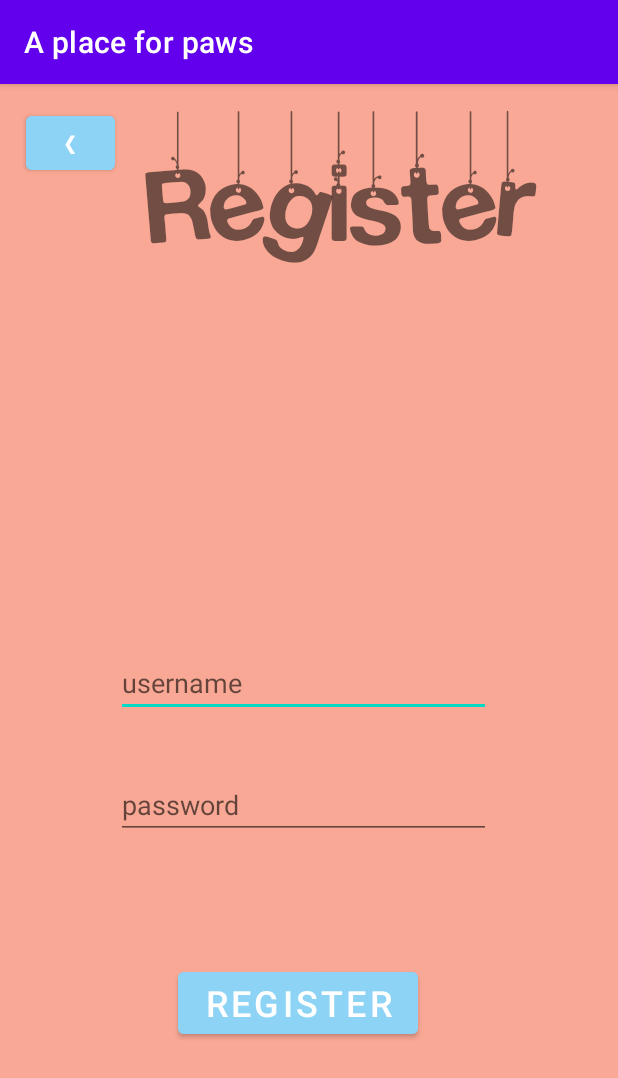
After one commit to soniadeca28/APlaceForPaws, an Android app: the RegisterActivity screen opened directly, with no data from a screen before it, on a phone screen of 412 x 824 dp. The commit adds this screen. Shown: the top 1078 px of the screen. Run offline under Robolectric (Android 15) with nearby library versions, the phone set to English and light mode, and no system bars.

Commit message:
Register form

```diff
--- a/app/src/main/AndroidManifest.xml
+++ b/app/src/main/AndroidManifest.xml
@@ -3,13 +3,16 @@
     package="com.example.aplaceforpaws">
 
     <application
+        android:allowBackup="true"
         android:fullBackupContent="true"
-        android:allowBackup="true"
         android:icon="@mipmap/ic_launcher"
         android:label="@string/app_name"
         android:roundIcon="@mipmap/ic_launcher_round"
         android:supportsRtl="true"
         android:theme="@style/Theme.APlaceForPaws">
+        <activity
+            android:name=".RegisterActivity"
+            android:exported="false" />
         <activity
             android:name=".MainActivity"
             android:exported="true">
@@ -21,8 +24,7 @@
         </activity>
         <activity
             android:name=".LoginActivity"
-            android:label="@string/app_name" >
-        </activity>
+            android:label="@string/app_name"></activity>
     </application>
 
 </manifest>
--- a/app/src/main/java/com/example/aplaceforpaws/MainActivity.java
+++ b/app/src/main/java/com/example/aplaceforpaws/MainActivity.java
@@ -15,10 +15,18 @@ public class MainActivity extends AppCompatActivity {
 
         Button login = findViewById(R.id.loginPageButton);
         login.setOnClickListener(v -> openLoginPageActivity());
+
+        Button register = findViewById(R.id.registerPageButton);
+        register.setOnClickListener(v -> openRegisterPageActivity());
     }
 
     private void openLoginPageActivity() {
         Intent intent = new Intent(this, LoginActivity.class);
         startActivity(intent);
     }
+
+    private void openRegisterPageActivity() {
+        Intent intent2 = new Intent(this, RegisterActivity.class);
+        startActivity(intent2);
+    }
 }
--- /dev/null
+++ b/app/src/main/java/com/example/aplaceforpaws/RegisterActivity.java
@@ -0,0 +1,25 @@
+package com.example.aplaceforpaws;
+
+import androidx.appcompat.app.AppCompatActivity;
+
+import android.content.Intent;
+import android.os.Bundle;
+import android.widget.Button;
+
+public class RegisterActivity extends AppCompatActivity {
+
+    @Override
+    protected void onCreate(Bundle savedInstanceState) {
+        super.onCreate(savedInstanceState);
+        setContentView(R.layout.register_page);
+
+        Button back = findViewById(R.id.backButton);
+        back.setOnClickListener(v -> backToMainActivity());
+    }
+
+    private void backToMainActivity() {
+        Intent intent = new Intent(this, MainActivity.class);
+        startActivity(intent);
+
+    }
+}
--- /dev/null
+++ b/app/src/main/res/layout/register_page.xml
@@ -0,0 +1,89 @@
+<?xml version="1.0" encoding="utf-8"?>
+<androidx.constraintlayout.widget.ConstraintLayout xmlns:android="http://schemas.android.com/apk/res/android"
+    xmlns:app="http://schemas.android.com/apk/res-auto"
+    xmlns:tools="http://schemas.android.com/tools"
+    android:id="@+id/background"
+    android:background="@color/peach"
+    android:layout_width="match_parent"
+    android:layout_height="match_parent"
+    tools:context=".RegisterActivity">
+
+    <Button
+        android:id="@+id/backButton"
+        android:layout_width="59dp"
+        android:layout_height="48dp"
+        android:backgroundTint="@color/babyblue"
+        android:text="@string/backButton"
+        app:layout_constraintBottom_toBottomOf="parent"
+        app:layout_constraintEnd_toEndOf="parent"
+        app:layout_constraintHorizontal_bias="0.05"
+        app:layout_constraintStart_toStartOf="parent"
+        app:layout_constraintTop_toTopOf="parent"
+        app:layout_constraintVertical_bias="0.021"
+        tools:ignore="TextContrastCheck" />
+
+    <EditText
+        android:id="@+id/loginUsername"
+        android:layout_width="250dp"
+        android:layout_height="45dp"
+        android:ems="10"
+        android:inputType="textPersonName"
+        android:minHeight="48dp"
+        app:layout_constraintBottom_toBottomOf="parent"
+        app:layout_constraintEnd_toEndOf="parent"
+        app:layout_constraintHorizontal_bias="0.478"
+        app:layout_constraintStart_toStartOf="parent"
+        app:layout_constraintTop_toTopOf="parent"
+        app:layout_constraintVertical_bias="0.521"
+        android:hint="@string/username"
+        android:importantForAutofill="no" />
+
+
+    <EditText
+        android:id="@+id/loginPassword"
+        android:layout_width="250dp"
+        android:layout_height="45dp"
+        android:ems="10"
+        android:inputType="textPassword"
+        android:minHeight="48dp"
+        app:layout_constraintBottom_toBottomOf="parent"
+        app:layout_constraintEnd_toEndOf="parent"
+        app:layout_constraintHorizontal_bias="0.478"
+        app:layout_constraintStart_toStartOf="parent"
+        app:layout_constraintTop_toTopOf="parent"
+        app:layout_constraintVertical_bias="0.634"
+        android:hint="@string/password"
+        android:importantForAutofill="no" />
+
+    <Button
+        android:id="@+id/registerPageButton"
+        android:layout_width="160dp"
+        android:layout_height="53dp"
+        android:backgroundTint="@color/babyblue"
+        android:text="@string/register"
+        android:textColor="@color/white"
+        android:textSize="24sp"
+        app:layout_constraintBottom_toBottomOf="parent"
+        app:layout_constraintEnd_toEndOf="parent"
+        app:layout_constraintHorizontal_bias="0.47"
+        app:layout_constraintStart_toStartOf="parent"
+        app:layout_constraintTop_toTopOf="parent"
+        app:layout_constraintVertical_bias="0.82"
+        tools:ignore="TextContrastCheck" />
+
+    <TextView
+        android:id="@+id/textView"
+        android:layout_width="290dp"
+        android:layout_height="110dp"
+        android:fontFamily="@font/hang"
+        android:text="@string/registerText"
+        android:textAlignment="center"
+        android:textSize="80sp"
+        app:layout_constraintBottom_toBottomOf="parent"
+        app:layout_constraintEnd_toEndOf="parent"
+        app:layout_constraintHorizontal_bias="0.675"
+        app:layout_constraintStart_toStartOf="parent"
+        app:layout_constraintTop_toTopOf="parent"
+        app:layout_constraintVertical_bias="0.025" />
+
+</androidx.constraintlayout.widget.ConstraintLayout>
--- a/app/src/main/res/values/strings.xml
+++ b/app/src/main/res/values/strings.xml
@@ -8,6 +8,7 @@
     <string name="welcome_text">Welcome to</string>
     <string name="underline">----------------------</string>
     <string name="loginText">Log in</string>
+    <string name="registerText">Register</string>
     <string name="backButton">❮</string>
     <string name="username">username</string>
     <string name="password">password</string>
```
